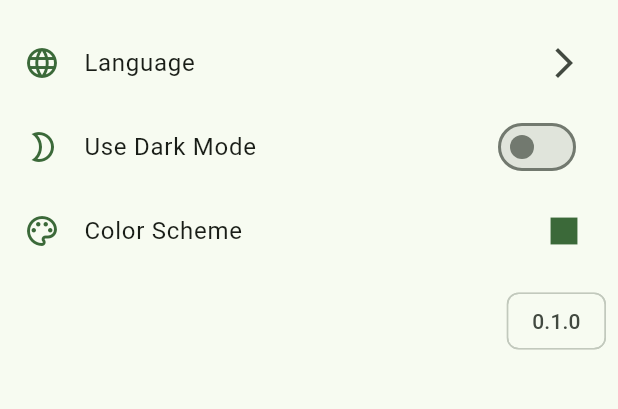
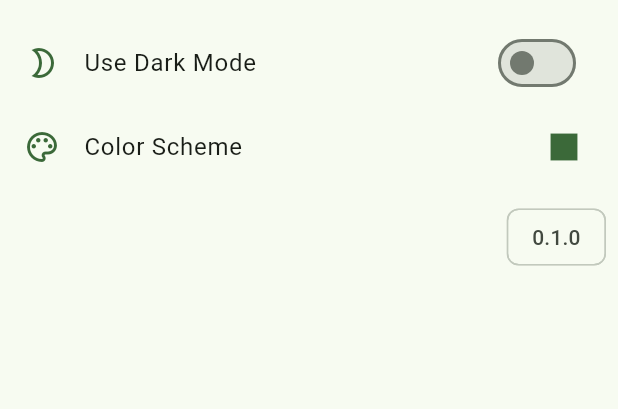
Before and after one commit to fewling/sd_studio, a Flutter app: the SettingScreen screen opened by its route, on a phone screen of 412 x 824 dp, the part 63-472 px from its top. Run offline on Flutter 3.47's test engine with Material 3 defaults, Android fonts, the light colour scheme and no system bars; drawn by our look-alikes of oktoast; our stand-ins replace flutter_riverpod, freezed_annotation, go_router, image_picker, logger, package_info_plus and 3 more; accounts and stored records are empty; generated files the repository leaves out were written again; network calls fail.

Commit message:
Remove language setting option from SettingScreen

```diff
--- a/lib/screens/setting/setting_screen.dart
+++ b/lib/screens/setting/setting_screen.dart
@@ -30,12 +30,6 @@ class SettingScreen extends ConsumerWidget {
       ),
       body: ListView(
         children: [
-          ListTile(
-            leading: Icon(Icons.language_outlined, color: primary),
-            title: const Text('Language'),
-            onTap: () {},
-            trailing: const Icon(Icons.arrow_forward_ios_outlined),
-          ),
           ListTile(
             leading: Icon(Icons.brightness_2_outlined, color: primary),
             title: const Text('Use Dark Mode'),
```
